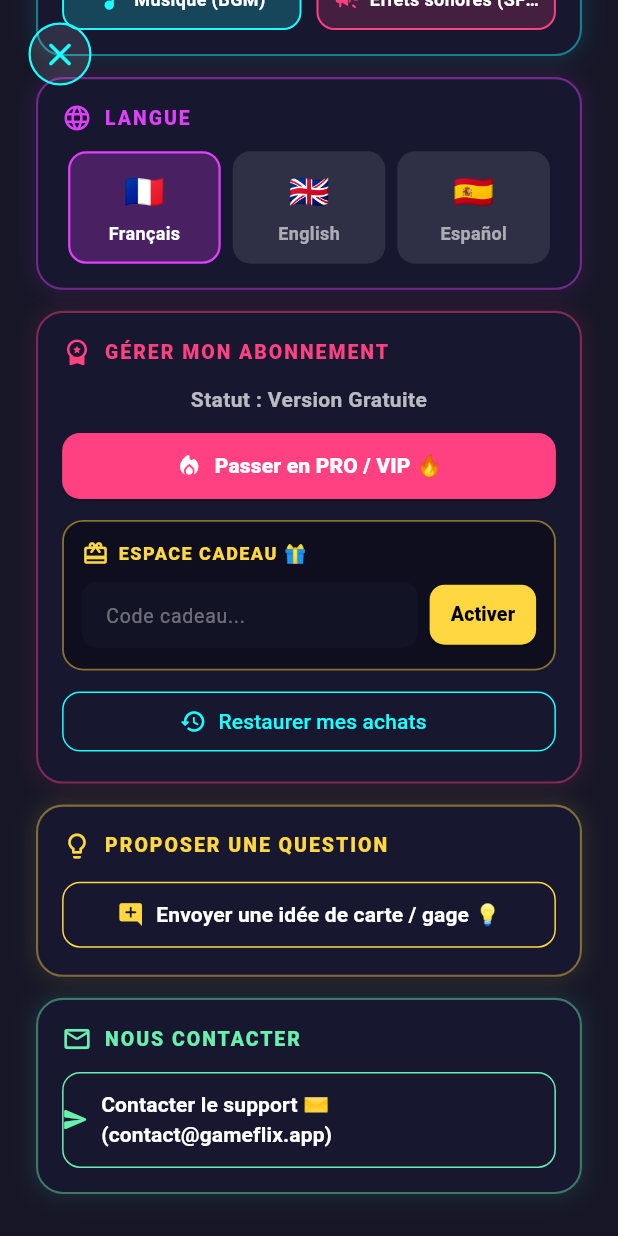
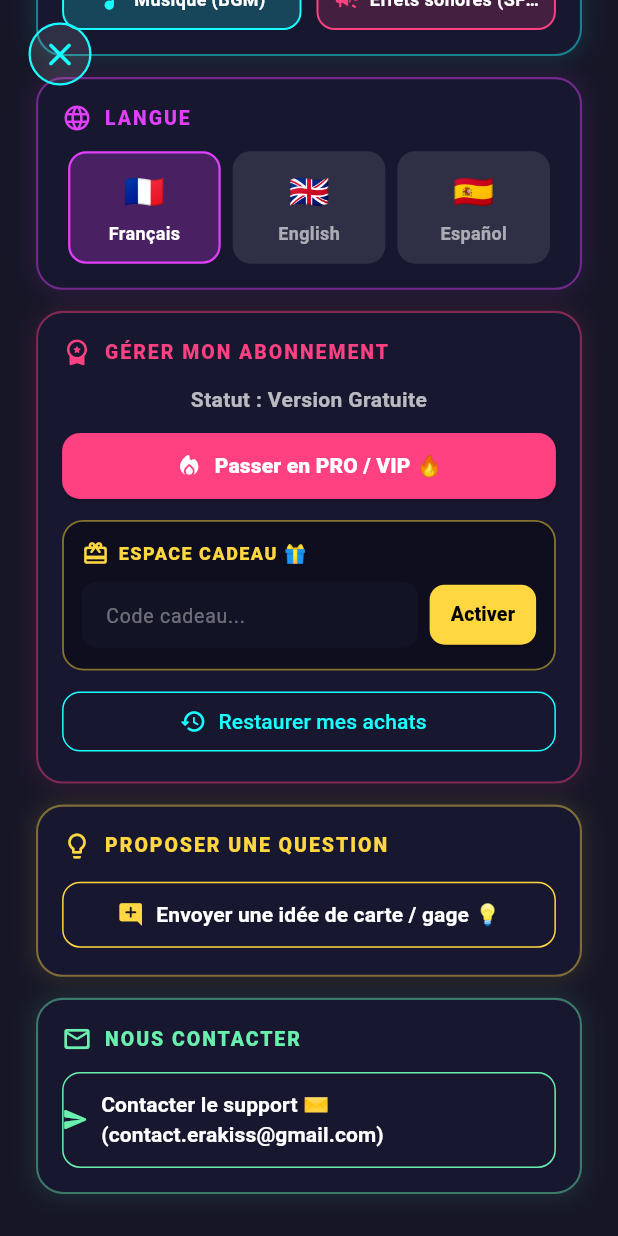
Before and after one commit to Erakiss/GameFLix, a Flutter app: the SettingsOverlayDialog screen opened directly, scrolled down 242 dp, on a phone screen of 412 x 824 dp. Run offline on Flutter 3.47's test engine with Material 3 defaults, Android fonts, the light colour scheme and no system bars; our stand-ins replace audioplayers, auto_size_text, font_awesome_flutter, google_mobile_ads, shared_preferences; missing offline and left inert: purchases_flutter; accounts and stored records are empty.

Commit message:
chore: update support contact email to contact.erakiss@gmail.com

```diff
--- a/lib/hub/widgets/settings_overlay_dialog.dart
+++ b/lib/hub/widgets/settings_overlay_dialog.dart
@@ -14,7 +14,7 @@ import 'package:gameflix/state/access_control_provider.dart';
 // --- CONSTANTE SUPPORT CENTRALISÉE ---
 
 /// Adresse email officielle de support et de suggestions (facilement modifiable).
-const String kSupportEmail = 'contact@gameflix.app';
+const String kSupportEmail = 'contact.erakiss@gmail.com';
 
 /// Overlay de réglages plein écran (100% de l'écran) centré au milieu,
 /// avec bouton de fermeture `✕` en haut à gauche et 5 sections :
```
Also changed, not shown: 1 other file.
